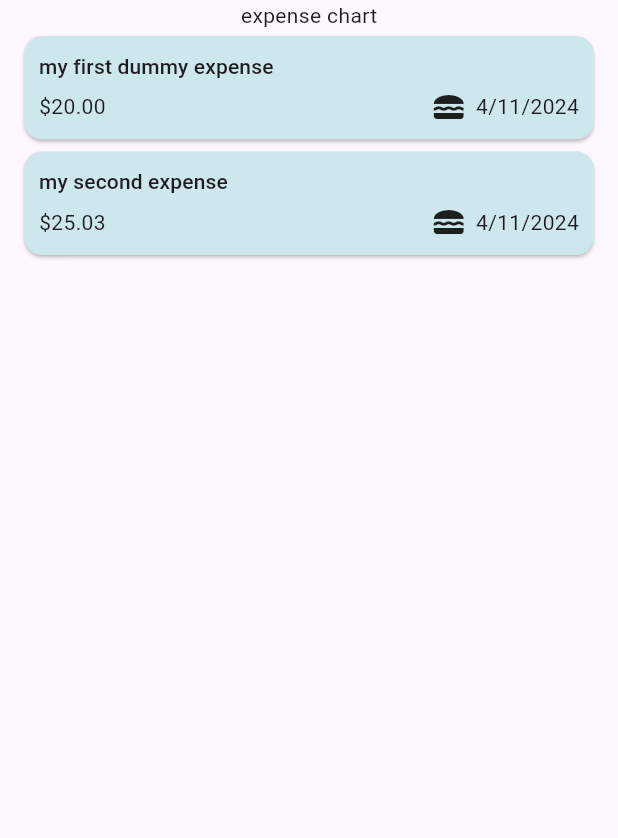
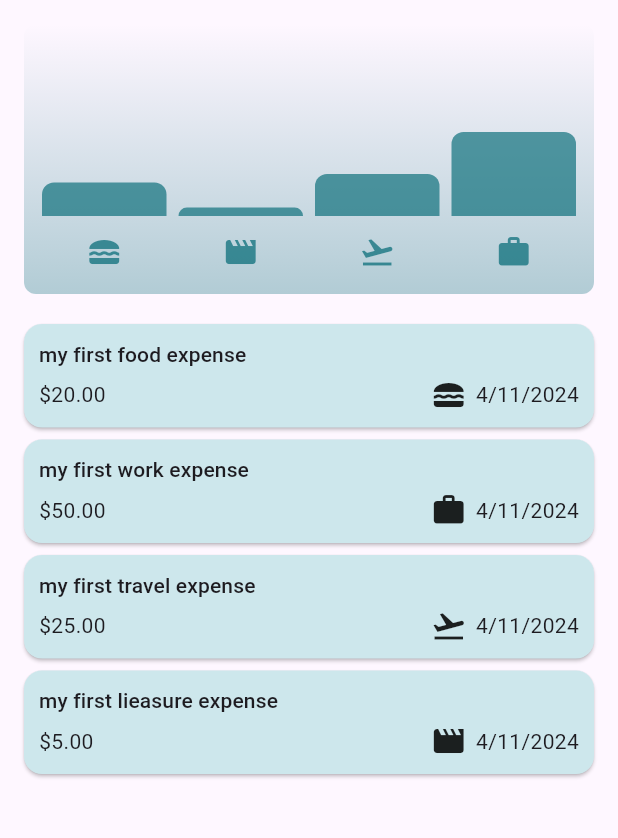
Before and after one commit to sohail-shahid/expense_tracker, a Flutter app: the screen it shows after launch, on a phone screen of 412 x 824 dp, the part 84-922 px from its top. Run offline on Flutter 3.47's test engine with Material 3 defaults, Android fonts, the phone set to English and light mode, and no system bars.

Commit message:
add charts

```diff
--- /dev/null
+++ b/lib/custom_widget/chart.dart
@@ -0,0 +1,92 @@
+import 'package:flutter/material.dart';
+
+import 'package:expense_tracker/custom_widget/chart_bar.dart';
+import 'package:expense_tracker/models/expense_model.dart';
+import 'package:expense_tracker/models/group_expense_model.dart';
+
+class Chart extends StatelessWidget {
+  const Chart({super.key, required this.expenses});
+
+  final List<ExpenseModel> expenses;
+
+  List<GroupExpenseModel> get buckets {
+    return [
+      GroupExpenseModel.byExpenseType(expenses, ExpenseType.food),
+      GroupExpenseModel.byExpenseType(expenses, ExpenseType.leisure),
+      GroupExpenseModel.byExpenseType(expenses, ExpenseType.travel),
+      GroupExpenseModel.byExpenseType(expenses, ExpenseType.work),
+    ];
+  }
+
+  double get maxTotalExpense {
+    double maxTotalExpense = 0;
+    for (final bucket in buckets) {
+      maxTotalExpense += bucket.totalExpense;
+    }
+    return maxTotalExpense;
+  }
+
+  @override
+  Widget build(BuildContext context) {
+    final isDarkMode =
+        MediaQuery.of(context).platformBrightness == Brightness.dark;
+    return Container(
+      margin: const EdgeInsets.all(16),
+      padding: const EdgeInsets.symmetric(
+        vertical: 16,
+        horizontal: 8,
+      ),
+      width: double.infinity,
+      height: 180,
+      decoration: BoxDecoration(
+        borderRadius: BorderRadius.circular(8),
+        gradient: LinearGradient(
+          colors: [
+            Theme.of(context).colorScheme.primary.withOpacity(0.3),
+            Theme.of(context).colorScheme.primary.withOpacity(0.0)
+          ],
+          begin: Alignment.bottomCenter,
+          end: Alignment.topCenter,
+        ),
+      ),
+      child: Column(
+        children: [
+          Expanded(
+            child: Row(
+              crossAxisAlignment: CrossAxisAlignment.end,
+              children: [
+                for (final bucket in buckets) // alternative to map()
+                  ChartBar(
+                    fill: bucket.totalExpense == 0
+                        ? 0
+                        : bucket.totalExpense / maxTotalExpense,
+                  )
+              ],
+            ),
+          ),
+          const SizedBox(height: 12),
+          Row(
+            children: buckets
+                .map(
+                  (bucket) => Expanded(
+                    child: Padding(
+                      padding: const EdgeInsets.symmetric(horizontal: 4),
+                      child: Icon(
+                        expenseTypeIcon[bucket.expenseType],
+                        color: isDarkMode
+                            ? Theme.of(context).colorScheme.secondary
+                            : Theme.of(context)
+                                .colorScheme
+                                .primary
+                                .withOpacity(0.7),
+                      ),
+                    ),
+                  ),
+                )
+                .toList(),
+          )
+        ],
+      ),
+    );
+  }
+}
--- /dev/null
+++ b/lib/custom_widget/chart_bar.dart
@@ -0,0 +1,34 @@
+import 'package:flutter/material.dart';
+
+class ChartBar extends StatelessWidget {
+  const ChartBar({
+    super.key,
+    required this.fill,
+  });
+
+  final double fill;
+
+  @override
+  Widget build(BuildContext context) {
+    final isDarkMode =
+        MediaQuery.of(context).platformBrightness == Brightness.dark;
+    return Expanded(
+      child: Padding(
+        padding: const EdgeInsets.symmetric(horizontal: 4),
+        child: FractionallySizedBox(
+          heightFactor: fill,
+          child: DecoratedBox(
+            decoration: BoxDecoration(
+              shape: BoxShape.rectangle,
+              borderRadius:
+                  const BorderRadius.vertical(top: Radius.circular(8)),
+              color: isDarkMode
+                  ? Theme.of(context).colorScheme.secondary
+                  : Theme.of(context).colorScheme.primary.withOpacity(0.65),
+            ),
+          ),
+        ),
+      ),
+    );
+  }
+}
--- /dev/null
+++ b/lib/models/group_expense_model.dart
@@ -0,0 +1,22 @@
+import 'package:expense_tracker/models/expense_model.dart';
+
+class GroupExpenseModel {
+  GroupExpenseModel(this.expenses, this.expenseType);
+
+  GroupExpenseModel.byExpenseType(
+      List<ExpenseModel> allExpenses, this.expenseType)
+      : expenses = allExpenses
+            .where((expense) => expense.expenseType == expenseType)
+            .toList();
+
+  final ExpenseType expenseType;
+  final List<ExpenseModel> expenses;
+
+  double get totalExpense {
+    double sum = 0;
+    for (final expense in expenses) {
+      sum += expense.amount;
+    }
+    return sum;
+  }
+}
--- a/lib/screens/home_screen.dart
+++ b/lib/screens/home_screen.dart
@@ -1,3 +1,4 @@
+import 'package:expense_tracker/custom_widget/chart.dart';
 import 'package:expense_tracker/custom_widget/expense_input.dart';
 import 'package:expense_tracker/custom_widget/expense_list_view.dart';
 import 'package:expense_tracker/models/expense_model.dart';
@@ -15,15 +16,25 @@ class HomeScreen extends StatefulWidget {
 class _HomeScreenState extends State<HomeScreen> {
   final List<ExpenseModel> expenses = [
     ExpenseModel(
-        title: 'my first dummy expense',
+        title: 'my first food expense',
         amount: 20.0,
         dateCreated: DateTime.now(),
         expenseType: ExpenseType.food),
     ExpenseModel(
-        title: 'my second expense',
-        amount: 25.033,
+        title: 'my first work expense',
+        amount: 50.0,
         dateCreated: DateTime.now(),
-        expenseType: ExpenseType.food),
+        expenseType: ExpenseType.work),
+    ExpenseModel(
+        title: 'my first travel expense',
+        amount: 25.0,
+        dateCreated: DateTime.now(),
+        expenseType: ExpenseType.travel),
+    ExpenseModel(
+        title: 'my first lieasure expense',
+        amount: 5.0,
+        dateCreated: DateTime.now(),
+        expenseType: ExpenseType.leisure)
   ];
   void openAddExpenseOverlay() {
     showModalBottomSheet(
@@ -87,7 +98,7 @@ class _HomeScreenState extends State<HomeScreen> {
       ),
       body: Column(
         children: [
-          const Text('expense chart'),
+          Chart(expenses: expenses),
           Expanded(
             child: dataContent,
           ),
```
